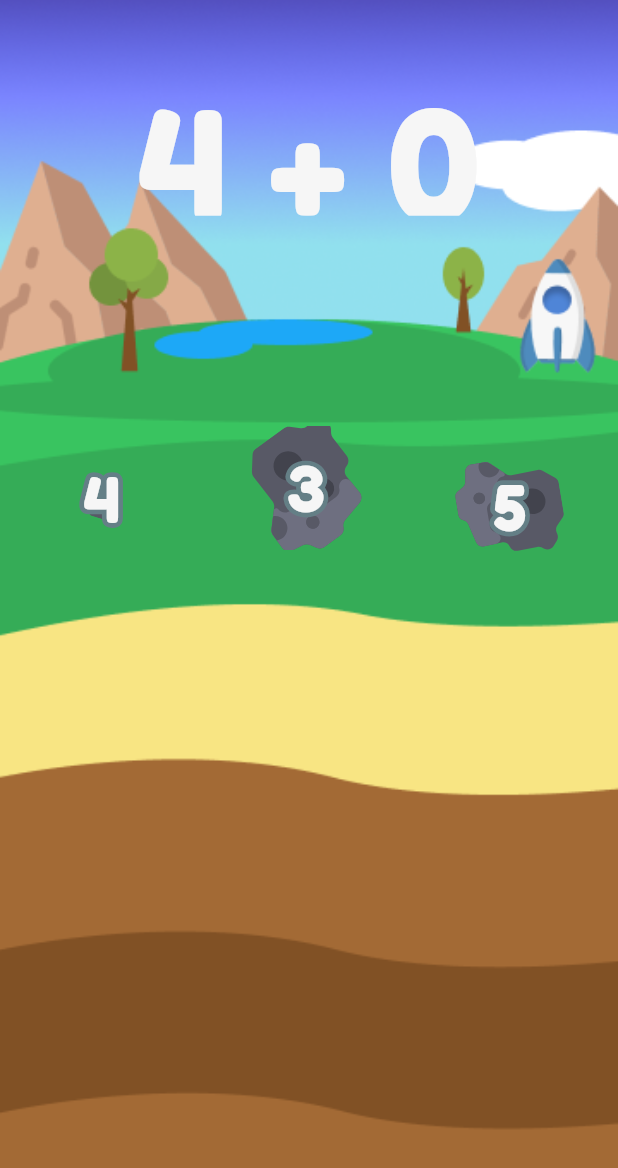
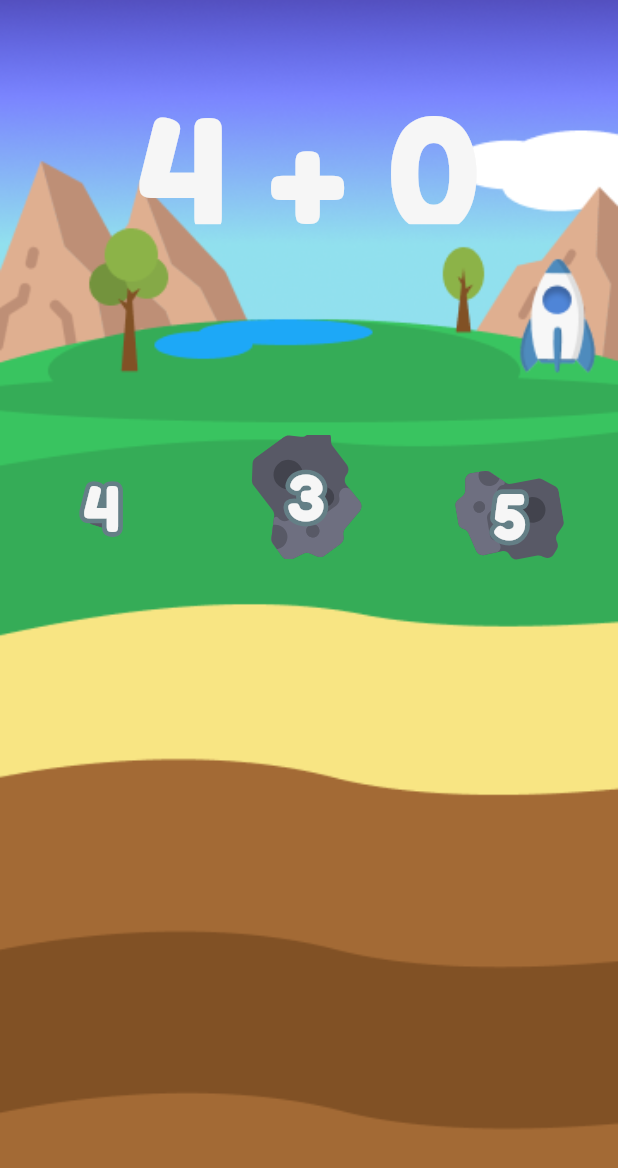
Before and after one commit to jorgetrejo36/explore, a Flutter app: the MiningGame screen opened directly, on a phone screen of 412 x 824 dp. Shown: the top 1168 px of the screen. Run offline on Flutter 3.47's test engine with Material 3 defaults, Android fonts, the phone set to English and light mode, and no system bars; drawn by our look-alikes of stroke_text; our stand-ins replace audioplayers, flutter_svg, get, realm; generated files the repository leaves out were written again; project files that could hold a hidden picture were left out.

```diff
--- a/lib/widgets/mining_game.dart
+++ b/lib/widgets/mining_game.dart
@@ -238,7 +238,7 @@ class _MiningGameState extends State<MiningGame>
         child: Center(
           child: Container(
             margin: EdgeInsets.only(
-              top: MediaQuery.of(context).size.height * 0.0445,
+              top: MediaQuery.of(context).size.height * 0.115,
             ),
             child: Stack(
               children: [
@@ -266,7 +266,9 @@ class _MiningGameState extends State<MiningGame>
                       ),
                   ],
                 ),
-                Column(
+                OverflowBox(
+                  maxHeight: double.infinity,
+                  child: Column(
                     mainAxisAlignment: MainAxisAlignment.start,
                     children: [
                       if (currentProblem < 5)
@@ -308,11 +310,12 @@ class _MiningGameState extends State<MiningGame>
                         child: Column(
                           children: <Widget>[
                             SizedBox(
-                            height: MediaQuery.of(context).size.height * 0.8,
+                              height: MediaQuery.of(context).size.height * 0.72,
                               child: ListView.builder(
                                   physics: new NeverScrollableScrollPhysics(),
                                   itemCount: miningRowList.length,
-                                itemBuilder: (BuildContext context, int index) {
+                                  itemBuilder:
+                                      (BuildContext context, int index) {
                                     return miningRowList[index];
                                   }),
                             )
@@ -320,6 +323,7 @@ class _MiningGameState extends State<MiningGame>
                         ),
                       ),
                     ],
+                  ),
                 ),
               ],
             ),
```
Also changed, not shown: lib/widgets/racing_game.dart (+9 -9 lines). Lines whose indentation alone changed are shown as unchanged.
